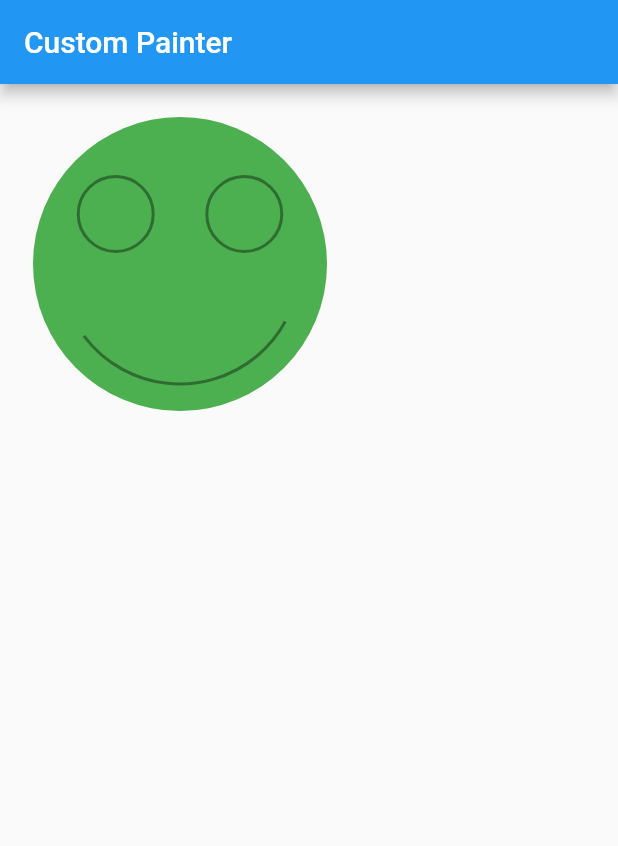
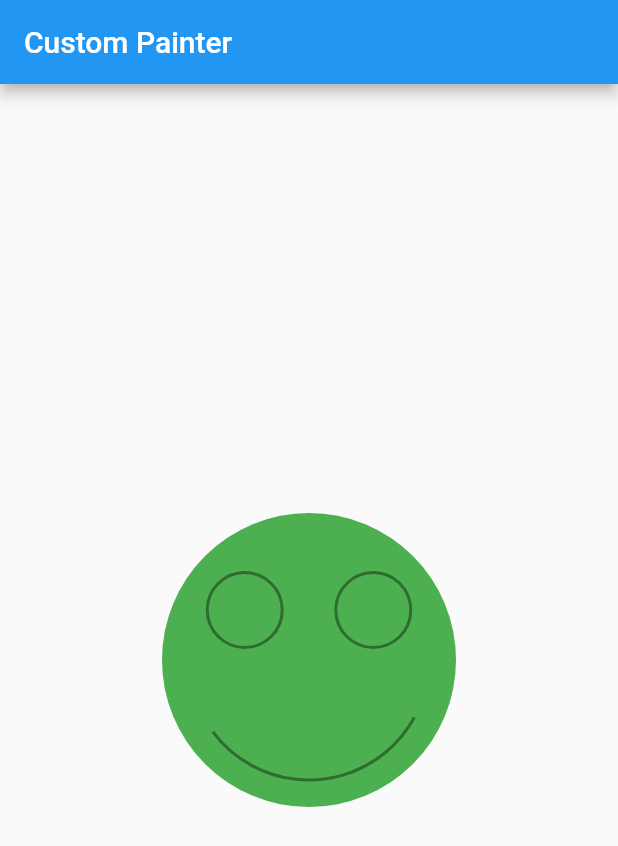
Before and after one commit to ocalvet/flutter_custom_painter, a Flutter app: the screen it shows after launch, on a phone screen of 412 x 824 dp. Shown: the top 846 px of the screen. Run offline on Flutter 3.47's test engine with Material 2 defaults, Android fonts, the phone set to English and light mode, and no system bars.

Commit message:
Center happy face in the middle

```diff
--- a/lib/home_page.dart
+++ b/lib/home_page.dart
@@ -8,11 +8,13 @@ class HomePage extends StatelessWidget {
       appBar: AppBar(
         title: Text('Custom Painter'),
       ),
-      body: Stack(children: [
-        Positioned(
-          left: 20,
-          top: 20,
+      body: Stack(
+        fit: StackFit.expand,
+        alignment: Alignment.center,
+        children: [
+          Center(
             child: CustomPaint(
+              // size: Size(200, 200),
               foregroundPainter: Drawing(),
               child: Container(
                 // child: Text('Home'),
@@ -21,8 +23,9 @@ class HomePage extends StatelessWidget {
                 // color: Colors.amber,
               ),
             ),
-        )
-      ]),
+          ),
+        ],
+      ),
     );
   }
 }
```
Lines whose indentation alone changed are shown as unchanged.
